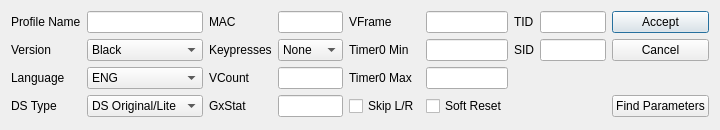
First picture: the form in Forms/Gen5/Profile/ProfileEditor5.ui, repository Admiral-Fish/PokeFinder, before the edit.
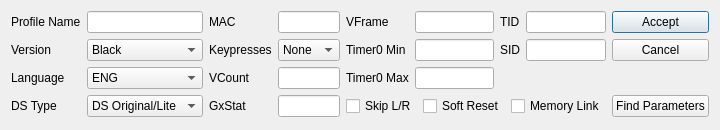
Second picture: the form after the edit. Custom widgets are drawn as their Qt base class.

Commit message: Add memory link to profile

Patch:
```diff
--- a/Forms/Gen5/Profile/ProfileEditor5.ui
+++ b/Forms/Gen5/Profile/ProfileEditor5.ui
@@ -43,27 +43,30 @@
      </property>
     </widget>
    </item>
-   <item row="0" column="5">
+   <item row="0" column="3">
+    <widget class="TextBox" name="textBoxMAC"/>
+   </item>
+   <item row="0" column="4">
     <widget class="QLabel" name="labelVFrame">
      <property name="text">
       <string>VFrame</string>
      </property>
     </widget>
    </item>
-   <item row="0" column="6" colspan="2">
+   <item row="0" column="5">
     <widget class="TextBox" name="textBoxVFrame"/>
    </item>
-   <item row="0" column="8">
+   <item row="0" column="6">
     <widget class="QLabel" name="labelTID">
      <property name="text">
       <string>TID</string>
      </property>
     </widget>
    </item>
-   <item row="0" column="9">
+   <item row="0" column="7">
     <widget class="TextBox" name="textBoxTID"/>
    </item>
-   <item row="0" column="10">
+   <item row="0" column="8">
     <widget class="QPushButton" name="pushButtonAccept">
      <property name="text">
       <string>Accept</string>
@@ -101,14 +104,14 @@
      </item>
     </widget>
    </item>
-   <item row="1" column="2" colspan="2">
+   <item row="1" column="2">
     <widget class="QLabel" name="labelKeypresses">
      <property name="text">
       <string>Keypresses</string>
      </property>
     </widget>
    </item>
-   <item row="1" column="4">
+   <item row="1" column="3">
     <widget class="CheckList" name="comboBoxKeypresses">
      <item>
       <property name="text">
@@ -132,27 +135,27 @@
      </item>
     </widget>
    </item>
-   <item row="1" column="5">
+   <item row="1" column="4">
     <widget class="QLabel" name="labelTimer0Min">
      <property name="text">
       <string>Timer0 Min</string>
      </property>
     </widget>
    </item>
-   <item row="1" column="6" colspan="2">
+   <item row="1" column="5">
     <widget class="TextBox" name="textBoxTimer0Min"/>
    </item>
-   <item row="1" column="8">
+   <item row="1" column="6">
     <widget class="QLabel" name="labelSID">
      <property name="text">
       <string>SID</string>
      </property>
     </widget>
    </item>
-   <item row="1" column="9">
+   <item row="1" column="7">
     <widget class="TextBox" name="textBoxSID"/>
    </item>
-   <item row="1" column="10">
+   <item row="1" column="8">
     <widget class="QPushButton" name="pushButtonCancel">
      <property name="text">
       <string>Cancel</string>
@@ -205,24 +208,24 @@
      </item>
     </widget>
    </item>
-   <item row="2" column="2" colspan="2">
+   <item row="2" column="2">
     <widget class="QLabel" name="labelVCount">
      <property name="text">
       <string>VCount</string>
      </property>
     </widget>
    </item>
-   <item row="2" column="4">
+   <item row="2" column="3">
     <widget class="TextBox" name="textBoxVCount"/>
    </item>
-   <item row="2" column="5">
+   <item row="2" column="4">
     <widget class="QLabel" name="labelTimer0Max">
      <property name="text">
       <string>Timer0 Max</string>
      </property>
     </widget>
    </item>
-   <item row="2" column="6" colspan="2">
+   <item row="2" column="5">
     <widget class="TextBox" name="textBoxTimer0Max"/>
    </item>
    <item row="3" column="0">
@@ -251,39 +254,47 @@
      </item>
     </widget>
    </item>
-   <item row="3" column="2" colspan="2">
+   <item row="3" column="2">
     <widget class="QLabel" name="labelGxStat">
      <property name="text">
       <string>GxStat</string>
      </property>
     </widget>
    </item>
-   <item row="3" column="4">
+   <item row="3" column="3">
     <widget class="TextBox" name="textBoxGxStat"/>
    </item>
-   <item row="0" column="4">
-    <widget class="TextBox" name="textBoxMAC"/>
+   <item row="3" column="8">
+    <widget class="QPushButton" name="pushButtonFindParameters">
+     <property name="text">
+      <string>Find Parameters</string>
+     </property>
+    </widget>
    </item>
-   <item row="3" column="5">
+   <item row="3" column="4" colspan="4">
+    <layout class="QHBoxLayout" name="horizontalLayout">
+     <item>
     <widget class="QCheckBox" name="checkBoxSkipLR">
      <property name="text">
       <string>Skip L/R</string>
      </property>
     </widget>
    </item>
-   <item row="3" column="6" colspan="2">
+     <item>
     <widget class="QCheckBox" name="checkBoxSoftReset">
      <property name="text">
       <string>Soft Reset</string>
      </property>
     </widget>
    </item>
-   <item row="3" column="10">
-    <widget class="QPushButton" name="pushButtonFindParameters">
+     <item>
+      <widget class="QCheckBox" name="checkBoxMemoryLink">
      <property name="text">
-      <string>Find Parameters</string>
-     </property>
-    </widget>
+        <string>Memory Link</string>
+       </property>
+      </widget>
+     </item>
+    </layout>
    </item>
   </layout>
  </widget>
```
Left out of the diff: 2 changed lines with no effect on the pictures. Lines whose indentation alone changed are shown as unchanged. The commit also changes 7 other files.
